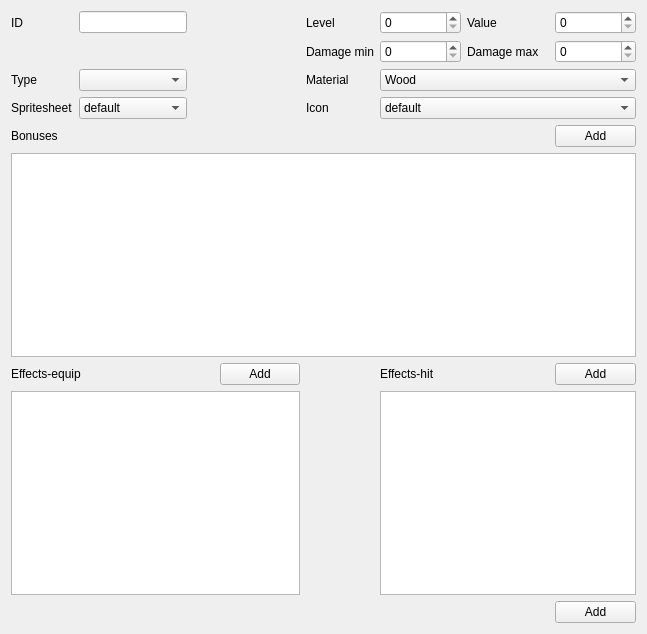
Before: the Qt Designer form src/ui/forms/weaponseditorwidget.ui in Isangeles/DragonCreator, drawn with Qt 5.
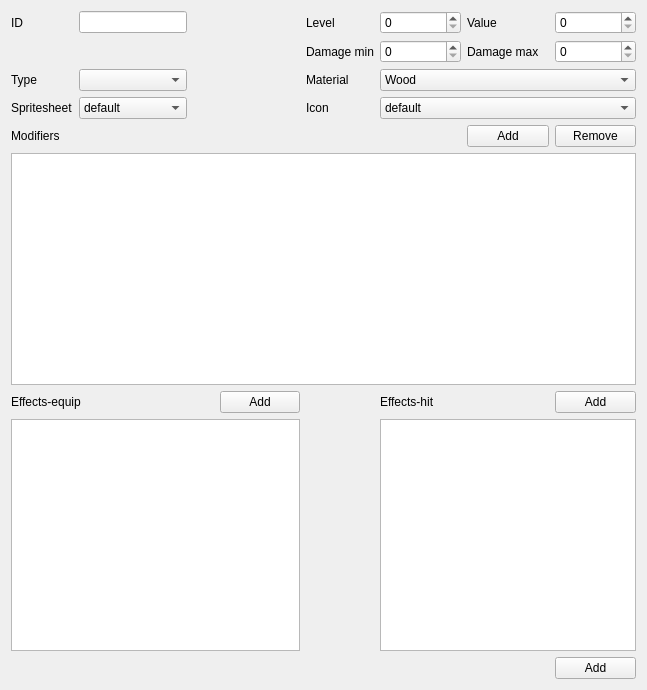
After: the same form once the commit is applied.

Patch:
```diff
--- a/src/ui/forms/weaponseditorwidget.ui
+++ b/src/ui/forms/weaponseditorwidget.ui
@@ -7,7 +7,7 @@
     <x>0</x>
     <y>0</y>
     <width>647</width>
-    <height>634</height>
+    <height>690</height>
    </rect>
   </property>
   <property name="sizePolicy">
@@ -49,7 +49,7 @@
    <item row="6" column="1" colspan="2">
     <widget class="QLabel" name="bonusesLabel">
      <property name="text">
-      <string>Bonuses</string>
+      <string>Modifiers</string>
      </property>
     </widget>
    </item>
@@ -147,13 +147,6 @@
    <item row="9" column="9" colspan="3">
     <widget class="QListWidget" name="effectsHitList"/>
    </item>
-   <item row="6" column="11">
-    <widget class="QPushButton" name="addBonusB">
-     <property name="text">
-      <string>Add</string>
-     </property>
-    </widget>
-   </item>
    <item row="0" column="8">
     <widget class="QLabel" name="levelLabel">
      <property name="text">
@@ -201,6 +194,20 @@
    <item row="1" column="11">
     <widget class="QSpinBox" name="dmgMaxEdit"/>
    </item>
+   <item row="6" column="11">
+    <widget class="QPushButton" name="removeModifierB">
+     <property name="text">
+      <string>Remove</string>
+     </property>
+    </widget>
+   </item>
+   <item row="6" column="10">
+    <widget class="QPushButton" name="addBonusB">
+     <property name="text">
+      <string>Add</string>
+     </property>
+    </widget>
+   </item>
   </layout>
  </widget>
  <resources/>
```
